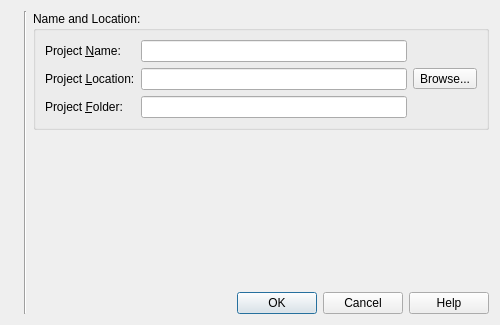
First picture: the form in qgama-core/src/projects_manager/newprojectdialog.ui, repository cepek/qgama-0.2.4, before the edit.
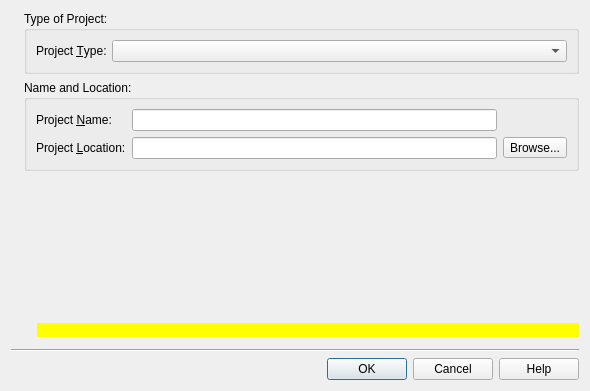
Second picture: the form after the edit. Icons and pictures are not drawn.

Commit message: another improvement of project management...

What changed in the file:
```diff
--- a/qgama-core/src/projects_manager/newprojectdialog.ui
+++ b/qgama-core/src/projects_manager/newprojectdialog.ui
@@ -9,8 +9,8 @@
    <rect>
     <x>0</x>
     <y>0</y>
-    <width>500</width>
-    <height>325</height>
+    <width>590</width>
+    <height>391</height>
    </rect>
   </property>
   <property name="windowTitle">
@@ -19,7 +19,9 @@
   <property name="modal">
    <bool>true</bool>
   </property>
-  <layout class="QHBoxLayout" name="horizontalLayout">
+  <layout class="QVBoxLayout" name="verticalLayout_2">
+   <item>
+    <layout class="QHBoxLayout" name="horizontalLayout_2">
    <item>
     <widget class="QLabel" name="label_Logo">
      <property name="text">
@@ -30,15 +32,37 @@
      </property>
     </widget>
    </item>
-   <item>
-    <widget class="Line" name="line_Vertical">
-     <property name="orientation">
-      <enum>Qt::Vertical</enum>
-     </property>
-    </widget>
-   </item>
    <item>
     <layout class="QVBoxLayout" name="verticalLayout">
+       <item>
+        <widget class="QGroupBox" name="groupBox_Type_Of_Project">
+         <property name="title">
+          <string>Type of Project:</string>
+         </property>
+         <layout class="QGridLayout" name="gridLayout_2">
+          <item row="0" column="0">
+           <widget class="QLabel" name="label_Project_Type">
+            <property name="text">
+             <string>Project &amp;Type:</string>
+            </property>
+            <property name="buddy">
+             <cstring>comboBox_Project_Type</cstring>
+            </property>
+           </widget>
+          </item>
+          <item row="0" column="1">
+           <widget class="QComboBox" name="comboBox_Project_Type">
+            <property name="sizePolicy">
+             <sizepolicy hsizetype="Preferred" vsizetype="Fixed">
+              <horstretch>1</horstretch>
+              <verstretch>0</verstretch>
+             </sizepolicy>
+            </property>
+           </widget>
+          </item>
+         </layout>
+        </widget>
+       </item>
      <item>
       <widget class="QGroupBox" name="groupBox_Name_And_Location">
        <property name="title">
@@ -82,42 +106,9 @@
           </property>
          </widget>
         </item>
-        <item row="2" column="0">
-         <widget class="QLabel" name="label_Project_Folder">
-          <property name="text">
-           <string>Project &amp;Folder:</string>
-          </property>
-          <property name="buddy">
-           <cstring>lineEdit_Project_Folder</cstring>
-          </property>
-         </widget>
-        </item>
-        <item row="2" column="1">
-         <widget class="QLineEdit" name="lineEdit_Project_Folder">
-          <property name="sizePolicy">
-           <sizepolicy hsizetype="Preferred" vsizetype="Preferred">
-            <horstretch>0</horstretch>
-            <verstretch>0</verstretch>
-           </sizepolicy>
-          </property>
-          <property name="text">
-           <string/>
-          </property>
-          <property name="readOnly">
-           <bool>true</bool>
-          </property>
-         </widget>
-        </item>
        </layout>
       </widget>
      </item>
-     <item>
-      <widget class="QLabel" name="label_Warning">
-       <property name="text">
-        <string/>
-       </property>
-      </widget>
-     </item>
      <item>
       <spacer name="verticalSpacer">
        <property name="orientation">
@@ -132,6 +123,57 @@
       </spacer>
      </item>
      <item>
+        <layout class="QHBoxLayout" name="horizontalLayout">
+         <item>
+          <widget class="QLabel" name="label_Warning_Icon">
+           <property name="text">
+            <string/>
+           </property>
+           <property name="pixmap">
+            <pixmap>:/images/icons/fileinfo-16.png</pixmap>
+           </property>
+          </widget>
+         </item>
+         <item>
+          <widget class="QLabel" name="label_Warning">
+           <property name="sizePolicy">
+            <sizepolicy hsizetype="Preferred" vsizetype="Preferred">
+             <horstretch>1</horstretch>
+             <verstretch>0</verstretch>
+            </sizepolicy>
+           </property>
+           <property name="styleSheet">
+            <string notr="true">background-color: yellow</string>
+           </property>
+           <property name="text">
+            <string/>
+           </property>
+           <property name="wordWrap">
+            <bool>true</bool>
+           </property>
+          </widget>
+         </item>
+        </layout>
+       </item>
+      </layout>
+     </item>
+    </layout>
+   </item>
+   <item>
+    <widget class="Line" name="line_Vertical">
+     <property name="orientation">
+      <enum>Qt::Vertical</enum>
+     </property>
+    </widget>
+   </item>
+   <item>
+    <widget class="Line" name="line">
+     <property name="orientation">
+      <enum>Qt::Horizontal</enum>
+     </property>
+    </widget>
+   </item>
+   <item>
       <widget class="QDialogButtonBox" name="buttonBox">
        <property name="orientation">
         <enum>Qt::Horizontal</enum>
@@ -143,8 +185,6 @@
         <bool>false</bool>
        </property>
       </widget>
-     </item>
-    </layout>
    </item>
   </layout>
  </widget>
```
Lines whose indentation alone changed are shown as unchanged. The commit also changes 290 other files.
